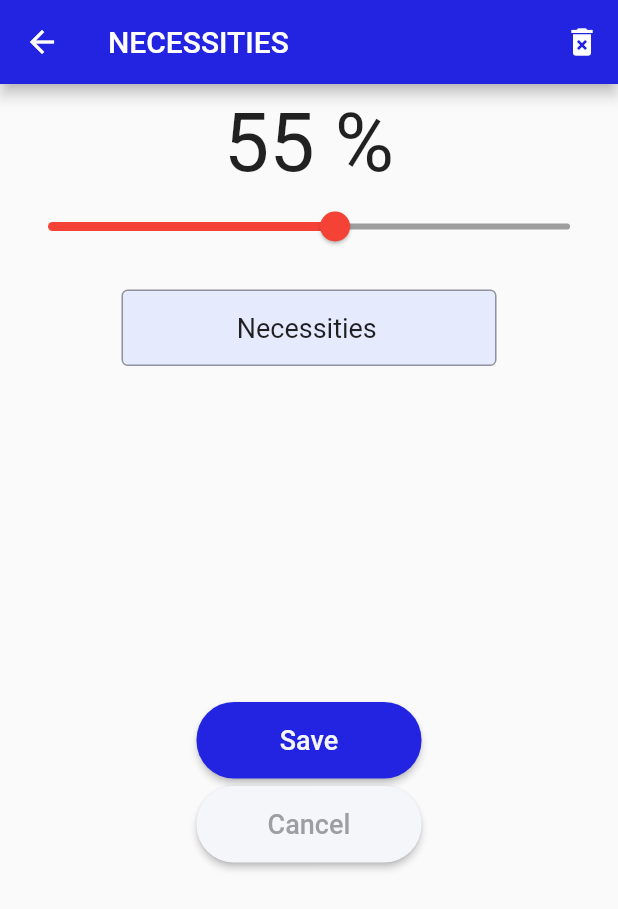
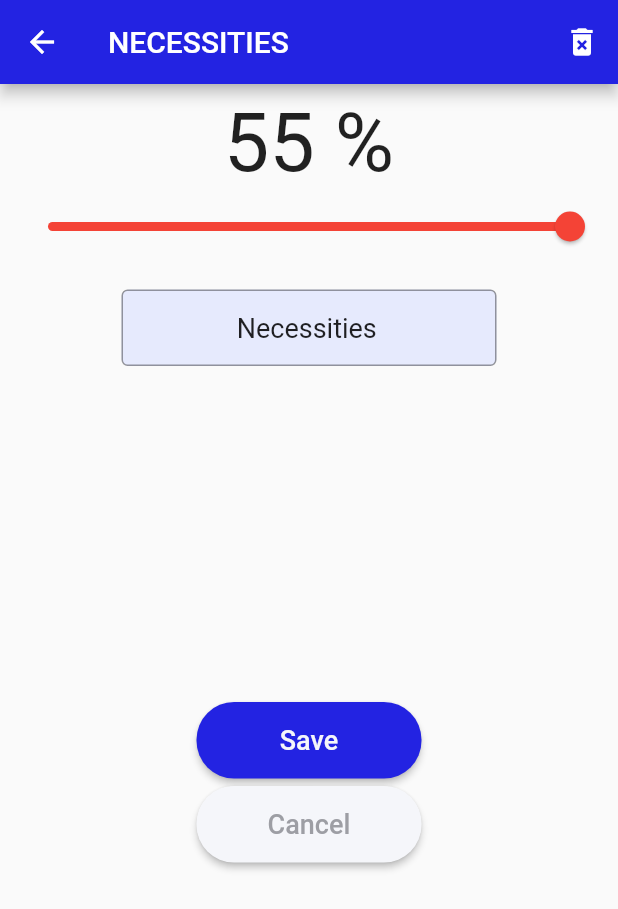
Before and after one commit to carloadamos/income_splitter, a Flutter app: the CategoriesPage screen opened by its route, after a tap on "NECESSITIES", on a phone screen of 412 x 824 dp. Shown: the top 909 px of the screen. Run offline on Flutter 3.47's test engine with Material 2 defaults, Android fonts, the phone set to English and light mode, and no system bars.

Commit message:
Change some logic on percentage

```diff
--- a/lib/page/categories_page.dart
+++ b/lib/page/categories_page.dart
@@ -15,6 +15,16 @@ class _CategoriesPageState extends State<CategoriesPage> {
     final blueColor = const Color(0xFF2323E2);
     final whiteColor = const Color(0xFFF5F6FA);
     final categoryList = StateContainer.of(context).categoryList;
+
+    getAvailablePercentage(list) {
+      double available = 0.0;
+      for (Category item in list) {
+        available += item.categoryPercent;
+      }
+      return 100 - available;
+    }
+
+    final double availablePercentage = getAvailablePercentage(categoryList);
 
     var appBar = AppBar(
       backgroundColor: blueColor,
@@ -38,7 +48,9 @@ class _CategoriesPageState extends State<CategoriesPage> {
     return Scaffold(
       appBar: appBar,
       body: body,
-      floatingActionButton: buildFloatingActionButton(whiteColor, context),
+      floatingActionButton: availablePercentage == 0.0
+          ? buildDisabledFloatingButton(whiteColor, context)
+          : buildFloatingActionButton(whiteColor, context),
     );
   }
 
@@ -95,6 +107,19 @@ class _CategoriesPageState extends State<CategoriesPage> {
     );
   }
 
+  FloatingActionButton buildDisabledFloatingButton(
+      Color whiteColor, BuildContext context) {
+    return FloatingActionButton(
+      disabledElevation: 0.0,
+      backgroundColor: Colors.grey,
+      child: Icon(
+        Icons.add,
+        color: Color(0xFF000000),
+      ),
+      onPressed: () {},
+    );
+  }
+
   FloatingActionButton buildFloatingActionButton(
       Color whiteColor, BuildContext context) {
     return FloatingActionButton(
--- a/lib/page/category_page.dart
+++ b/lib/page/category_page.dart
@@ -54,9 +54,23 @@ class _CategoryPageState extends State<CategoryPage> {
 
     final textFieldColor = const Color(0xFFE6EAFD);
 
+    final categoryList = StateContainer.of(context).categoryList;
     Category selectedCategory = widget.category;
 
+    getAvailablePercentage(List<Category> list) {
+      double total = 0.0;
+      for (var item in list) {
+        if (item != selectedCategory) {
+          total += item.categoryPercent;
+        }
+      }
+      return 100-total;
+    }
+
+    double availablePercentage = getAvailablePercentage(categoryList);
+
     var percentageSlider = PercentageSlider(
+        available: availablePercentage,
         initialValue: selectedCategory.categoryPercent,
         category: selectedCategory);
 
@@ -90,7 +104,8 @@ class _CategoryPageState extends State<CategoryPage> {
               if (removeSelected) {
                 Navigator.pop(context);
               }
-              }),
+            },
+          ),
         ],
       ),
       body: SingleChildScrollView(
--- a/lib/widgets/percentage_slider.dart
+++ b/lib/widgets/percentage_slider.dart
@@ -2,9 +2,11 @@ import 'package:flutter/material.dart';
 import 'package:income_splitter/models/category.dart';
 
 class PercentageSlider extends StatefulWidget {
-  const PercentageSlider({Key key, this.initialValue, this.category})
+  const PercentageSlider(
+      {Key key, this.initialValue, this.category, this.available})
       : super(key: key);
 
+  final double available;
   final double initialValue;
   final Category category;
 
@@ -15,6 +17,7 @@ class PercentageSlider extends StatefulWidget {
 class _PercentageSliderState extends State<PercentageSlider> {
   double _value = 0.0;
   String _textValue = "title";
+  double _available = 0.0;
 
   double get value {
     return _value;
@@ -22,6 +25,7 @@ class _PercentageSliderState extends State<PercentageSlider> {
 
   @override
   Widget build(BuildContext context) {
+    _available = widget.available;
     _value = _value == 0.0 ? widget.initialValue : _value;
     _textValue = _value.round().toString();
 
@@ -29,21 +33,14 @@ class _PercentageSliderState extends State<PercentageSlider> {
       showDialog(
         context: context,
         builder: (BuildContext context) {
+          String percentText = percent.round().toString();
           return AlertDialog(
-            title: Text('You can only assign $percent % maximum'),
-            content: Text('You can only assign $percent % maximum'),
-            actions: <Widget>[
-              FlatButton(
-                child: Text('WTF'),
-                onPressed: () {},
-              )
-            ],
+            title: Text('You can only assign $percentText% at maximum'),
+            content: Text('Review your categories and free up some allocation to set this.'),
           );
         },
       );
     }
-
-    ;
 
     return Padding(
       padding: const EdgeInsets.all(8.0),
@@ -56,21 +53,19 @@ class _PercentageSliderState extends State<PercentageSlider> {
           Slider(
             value: _value,
             min: 0,
-            max: 100,
+            max: _available,
             activeColor: Colors.red,
             inactiveColor: Colors.grey,
             onChanged: (double updatedValue) {
               setState(
                 () {
                   _textValue = updatedValue.round().toString();
-                  if ((double.parse(_textValue) <=
-                      widget.category.categoryPercent)) {
+                  if ((double.parse(_textValue) <= _available)) {
                     _value = updatedValue;
                     widget.category.categoryPercent = _value;
+                  } else {
+                    showPercentDialog(_available);
                   }
-                 else{
-                    showPercentDialog(widget.category.categoryPercent);
-                 }
                 },
               );
             },
```
Lines whose indentation alone changed are shown as unchanged.
